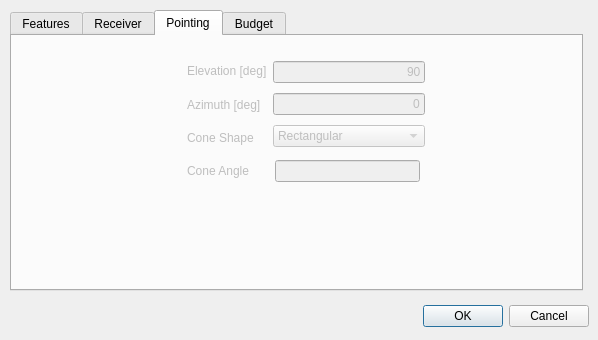
Qt form sta-src/Payloads/receiverPayloadDialog.ui (Dwarf-Planet-Project/SpaceDesignTool) before a commit.
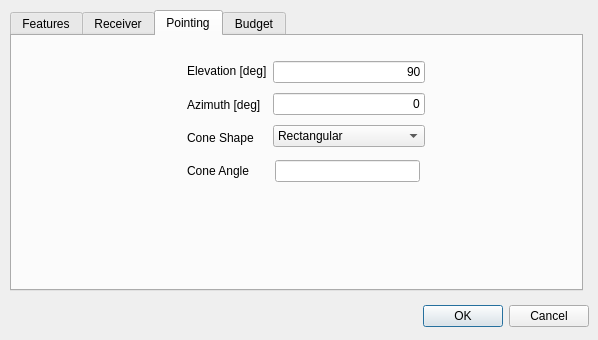
The same form after that commit. The open tabs and pages were chosen to show the change.

Commit message: added satellite-satellite link functionality and satellite-ground station link functionality adapted the receiver dialog

The edit to the form file:
```diff
--- a/sta-src/Payloads/receiverPayloadDialog.ui
+++ b/sta-src/Payloads/receiverPayloadDialog.ui
@@ -566,14 +566,14 @@
    </widget>
    <widget class="QWidget" name="PointingPage">
     <property name="enabled">
-     <bool>false</bool>
+     <bool>true</bool>
     </property>
     <attribute name="title">
      <string>Pointing</string>
     </attribute>
     <widget class="QStackedWidget" name="stackedWidget">
      <property name="enabled">
-      <bool>false</bool>
+      <bool>true</bool>
      </property>
      <property name="geometry">
       <rect>
@@ -704,6 +704,9 @@
         </item>
         <item>
          <widget class="QLabel" name="AzimuthLabel">
+          <property name="enabled">
+           <bool>true</bool>
+          </property>
           <property name="text">
            <string>Azimuth [deg]</string>
           </property>
@@ -723,7 +726,7 @@
         <item>
          <widget class="QLineEdit" name="ElLineEdit">
           <property name="enabled">
-           <bool>false</bool>
+           <bool>true</bool>
           </property>
           <property name="text">
            <string>90</string>
@@ -731,12 +734,15 @@
           <property name="alignment">
            <set>Qt::AlignRight|Qt::AlignTrailing|Qt::AlignVCenter</set>
           </property>
+          <property name="readOnly">
+           <bool>false</bool>
+          </property>
          </widget>
         </item>
         <item>
          <widget class="QLineEdit" name="AzLineEdit">
           <property name="enabled">
-           <bool>false</bool>
+           <bool>true</bool>
           </property>
           <property name="text">
            <string>0</string>
@@ -748,6 +754,9 @@
         </item>
         <item>
          <widget class="QComboBox" name="ConeShapeComboBox">
+          <property name="enabled">
+           <bool>true</bool>
+          </property>
           <item>
            <property name="text">
             <string>Rectangular</string>
```
The commit also changes 14 other files.
